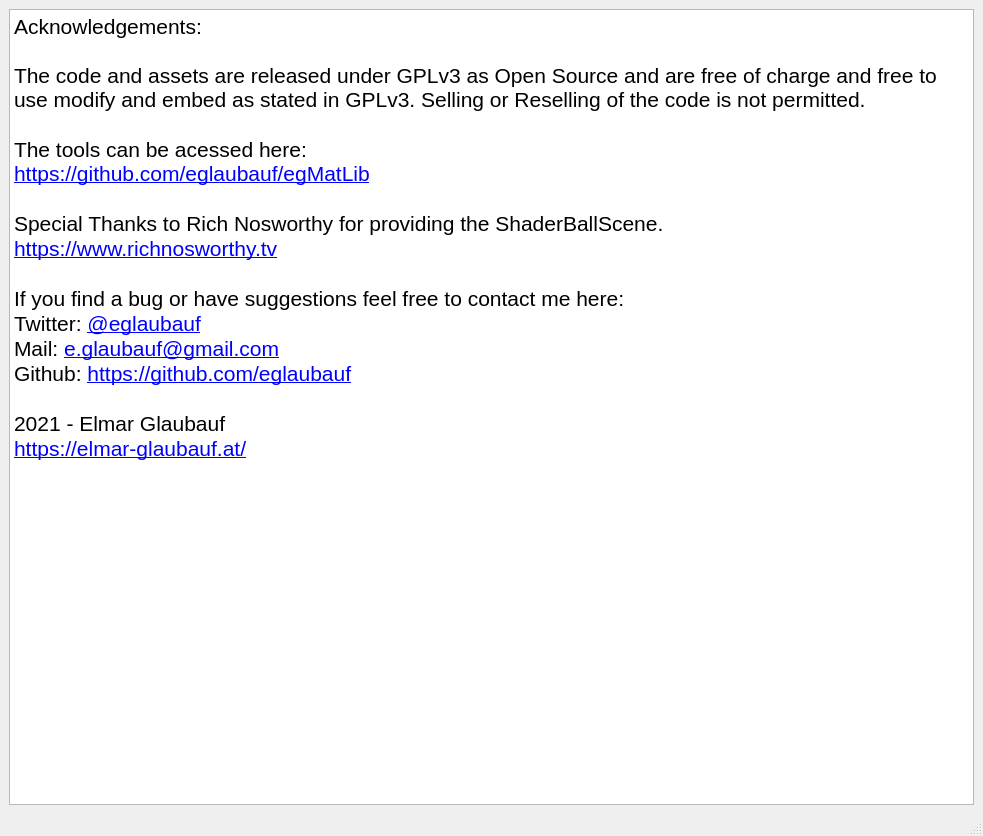
Above: python3.7libs/About.ui from eglaubauf/egMatLib before the change. Below: the same form after it.
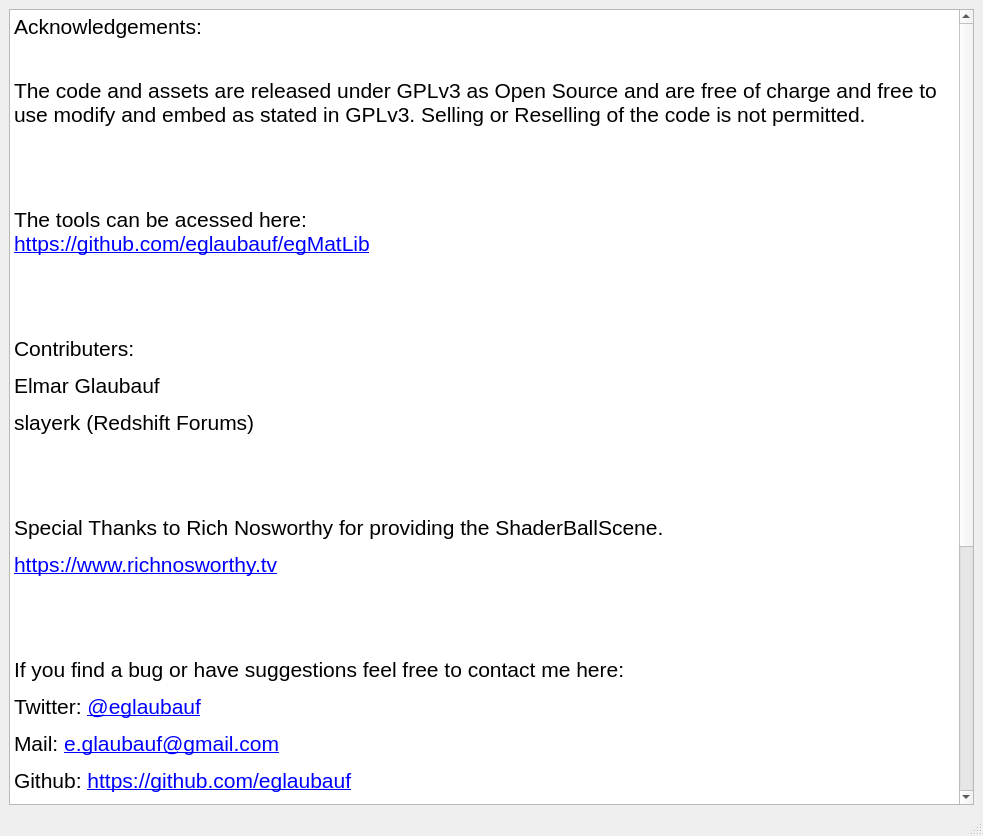
That is the form after the change.

Commit message: initial support of custom interfaces, cleanup,...

```diff
--- a/python3.7libs/About.ui
+++ b/python3.7libs/About.ui
@@ -49,27 +49,29 @@
            <string>&lt;!DOCTYPE HTML PUBLIC &quot;-//W3C//DTD HTML 4.0//EN&quot; &quot;http://www.w3.org/TR/REC-html40/strict.dtd&quot;&gt;
 &lt;html&gt;&lt;head&gt;&lt;meta name=&quot;qrichtext&quot; content=&quot;1&quot; /&gt;&lt;style type=&quot;text/css&quot;&gt;
 p, li { white-space: pre-wrap; }
-&lt;/style&gt;&lt;/head&gt;&lt;body style=&quot; font-family:'Lato'; font-size:16pt; font-weight:400; font-style:normal;&quot;&gt;
-&lt;p style=&quot; margin-top:0px; margin-bottom:0px; margin-left:0px; margin-right:0px; -qt-block-indent:0; text-indent:0px;&quot;&gt;Acknowledgements:&lt;br /&gt;&lt;/p&gt;
-&lt;p style=&quot; margin-top:0px; margin-bottom:0px; margin-left:0px; margin-right:0px; -qt-block-indent:0; text-indent:0px;&quot;&gt;The code and assets are released under GPLv3 as Open Source and are free of charge and free to use modify and embed as stated in GPLv3. Selling or Reselling of the code is not permitted. &lt;/p&gt;
-&lt;p style=&quot;-qt-paragraph-type:empty; margin-top:0px; margin-bottom:0px; margin-left:0px; margin-right:0px; -qt-block-indent:0; text-indent:0px;&quot;&gt;&lt;br /&gt;&lt;/p&gt;
-&lt;p style=&quot; margin-top:0px; margin-bottom:0px; margin-left:0px; margin-right:0px; -qt-block-indent:0; text-indent:0px;&quot;&gt;The tools can be acessed here:&lt;br /&gt;&lt;a href=&quot;https://github.com/eglaubauf/egMatLib&quot;&gt;&lt;span style=&quot; text-decoration: underline; color:#0000ff;&quot;&gt;https://github.com/eglaubauf/egMatLib&lt;/span&gt;&lt;/a&gt;&lt;/p&gt;
-&lt;p style=&quot;-qt-paragraph-type:empty; margin-top:0px; margin-bottom:0px; margin-left:0px; margin-right:0px; -qt-block-indent:0; text-indent:0px; text-decoration: underline; color:#0000ff;&quot;&gt;&lt;br /&gt;&lt;/p&gt;
-&lt;p style=&quot; margin-top:0px; margin-bottom:0px; margin-left:0px; margin-right:0px; -qt-block-indent:0; text-indent:0px;&quot;&gt;Special Thanks to Rich Nosworthy for providing the ShaderBallScene. &lt;/p&gt;
-&lt;p style=&quot; margin-top:0px; margin-bottom:0px; margin-left:0px; margin-right:0px; -qt-block-indent:0; text-indent:0px;&quot;&gt;&lt;a href=&quot;https://www.richnosworthy.tv&quot;&gt;&lt;span style=&quot; text-decoration: underline; color:#0000ff;&quot;&gt;https://www.richnosworthy.tv&lt;/span&gt;&lt;/a&gt;&lt;/p&gt;
-&lt;p style=&quot;-qt-paragraph-type:empty; margin-top:0px; margin-bottom:0px; margin-left:0px; margin-right:0px; -qt-block-indent:0; text-indent:0px;&quot;&gt;&lt;br /&gt;&lt;/p&gt;
-&lt;p style=&quot; margin-top:0px; margin-bottom:0px; margin-left:0px; margin-right:0px; -qt-block-indent:0; text-indent:0px;&quot;&gt;If you find a bug or have suggestions feel free to contact me here:&lt;/p&gt;
-&lt;p style=&quot; margin-top:0px; margin-bottom:0px; margin-left:0px; margin-right:0px; -qt-block-indent:0; text-indent:0px;&quot;&gt;Twitter: &lt;a href=&quot;https://twitter.com/eglaubauf&quot;&gt;&lt;span style=&quot; text-decoration: underline; color:#0000ff;&quot;&gt;@eglaubauf&lt;/span&gt;&lt;/a&gt;&lt;/p&gt;
-&lt;p style=&quot; margin-top:0px; margin-bottom:0px; margin-left:0px; margin-right:0px; -qt-block-indent:0; text-indent:0px;&quot;&gt;Mail: &lt;a href=&quot;mailto:e.glaubauf@gmail.com&quot;&gt;&lt;span style=&quot; text-decoration: underline; color:#0000ff;&quot;&gt;e.glaubauf@gmail.com&lt;/span&gt;&lt;/a&gt;&lt;/p&gt;
-&lt;p style=&quot; margin-top:0px; margin-bottom:0px; margin-left:0px; margin-right:0px; -qt-block-indent:0; text-indent:0px;&quot;&gt;Github: &lt;a href=&quot;https://github.com/eglaubauf&quot;&gt;&lt;span style=&quot; text-decoration: underline; color:#0000ff;&quot;&gt;https://github.com/eglaubauf&lt;/span&gt;&lt;/a&gt;&lt;/p&gt;
-&lt;p style=&quot;-qt-paragraph-type:empty; margin-top:0px; margin-bottom:0px; margin-left:0px; margin-right:0px; -qt-block-indent:0; text-indent:0px;&quot;&gt;&lt;br /&gt;&lt;/p&gt;
-&lt;p style=&quot; margin-top:0px; margin-bottom:0px; margin-left:0px; margin-right:0px; -qt-block-indent:0; text-indent:0px;&quot;&gt;2021 - Elmar Glaubauf&lt;/p&gt;
-&lt;p style=&quot; margin-top:0px; margin-bottom:0px; margin-left:0px; margin-right:0px; -qt-block-indent:0; text-indent:0px;&quot;&gt;&lt;a href=&quot;https://elmar-glaubauf.at/&quot;&gt;&lt;span style=&quot; text-decoration: underline; color:#0000ff;&quot;&gt;https://elmar-glaubauf.at/&lt;/span&gt;&lt;/a&gt;&lt;/p&gt;
-&lt;p style=&quot;-qt-paragraph-type:empty; margin-top:0px; margin-bottom:0px; margin-left:0px; margin-right:0px; -qt-block-indent:0; text-indent:0px;&quot;&gt;&lt;br /&gt;&lt;/p&gt;
-&lt;p style=&quot;-qt-paragraph-type:empty; margin-top:0px; margin-bottom:0px; margin-left:0px; margin-right:0px; -qt-block-indent:0; text-indent:0px;&quot;&gt;&lt;br /&gt;&lt;/p&gt;
-&lt;p style=&quot;-qt-paragraph-type:empty; margin-top:0px; margin-bottom:0px; margin-left:0px; margin-right:0px; -qt-block-indent:0; text-indent:0px;&quot;&gt;&lt;br /&gt;&lt;/p&gt;
-&lt;p style=&quot;-qt-paragraph-type:empty; margin-top:0px; margin-bottom:0px; margin-left:0px; margin-right:0px; -qt-block-indent:0; text-indent:0px;&quot;&gt;&lt;br /&gt;&lt;/p&gt;
-&lt;p style=&quot;-qt-paragraph-type:empty; margin-top:0px; margin-bottom:0px; margin-left:0px; margin-right:0px; -qt-block-indent:0; text-indent:0px;&quot;&gt;&lt;br /&gt;&lt;/p&gt;&lt;/body&gt;&lt;/html&gt;</string>
+&lt;/style&gt;&lt;/head&gt;&lt;body style=&quot; font-family:'Lato'; font-size:18pt; font-weight:400; font-style:normal;&quot;&gt;
+&lt;p style=&quot; margin-top:12px; margin-bottom:12px; margin-left:0px; margin-right:0px; -qt-block-indent:0; text-indent:0px;&quot;&gt;&lt;span style=&quot; font-size:16pt;&quot;&gt;Acknowledgements:&lt;br /&gt;&lt;/span&gt;&lt;/p&gt;
+&lt;p style=&quot; margin-top:12px; margin-bottom:12px; margin-left:0px; margin-right:0px; -qt-block-indent:0; text-indent:0px;&quot;&gt;&lt;span style=&quot; font-size:16pt;&quot;&gt;The code and assets are released under GPLv3 as Open Source and are free of charge and free to use modify and embed as stated in GPLv3. Selling or Reselling of the code is not permitted. &lt;/span&gt;&lt;/p&gt;
+&lt;p style=&quot; margin-top:12px; margin-bottom:12px; margin-left:0px; margin-right:0px; -qt-block-indent:0; text-indent:0px;&quot;&gt;&lt;br /&gt;&lt;/p&gt;
+&lt;p style=&quot; margin-top:12px; margin-bottom:12px; margin-left:0px; margin-right:0px; -qt-block-indent:0; text-indent:0px;&quot;&gt;&lt;span style=&quot; font-size:16pt;&quot;&gt;The tools can be acessed here:&lt;br /&gt;&lt;/span&gt;&lt;a href=&quot;https://github.com/eglaubauf/egMatLib&quot;&gt;&lt;span style=&quot; font-size:16pt; text-decoration: underline; color:#0000ff;&quot;&gt;https://github.com/eglaubauf/egMatLib&lt;/span&gt;&lt;/a&gt;&lt;/p&gt;
+&lt;p style=&quot; margin-top:12px; margin-bottom:12px; margin-left:0px; margin-right:0px; -qt-block-indent:0; text-indent:0px;&quot;&gt;&lt;br /&gt;&lt;/p&gt;
+&lt;p style=&quot; margin-top:12px; margin-bottom:12px; margin-left:0px; margin-right:0px; -qt-block-indent:0; text-indent:0px;&quot;&gt;&lt;span style=&quot; font-size:16pt;&quot;&gt;Contributers:&lt;/span&gt;&lt;/p&gt;
+&lt;p style=&quot; margin-top:12px; margin-bottom:12px; margin-left:0px; margin-right:0px; -qt-block-indent:0; text-indent:0px;&quot;&gt;&lt;span style=&quot; font-size:16pt;&quot;&gt;Elmar Glaubauf&lt;/span&gt;&lt;/p&gt;
+&lt;p style=&quot; margin-top:12px; margin-bottom:12px; margin-left:0px; margin-right:0px; -qt-block-indent:0; text-indent:0px;&quot;&gt;&lt;span style=&quot; font-size:16pt;&quot;&gt;slayerk (Redshift Forums)&lt;/span&gt;&lt;/p&gt;
+&lt;p style=&quot; margin-top:12px; margin-bottom:12px; margin-left:0px; margin-right:0px; -qt-block-indent:0; text-indent:0px;&quot;&gt;&lt;br /&gt;&lt;/p&gt;
+&lt;p style=&quot; margin-top:12px; margin-bottom:12px; margin-left:0px; margin-right:0px; -qt-block-indent:0; text-indent:0px;&quot;&gt;&lt;span style=&quot; font-size:16pt;&quot;&gt;Special Thanks to Rich Nosworthy for providing the ShaderBallScene. &lt;/span&gt;&lt;/p&gt;
+&lt;p style=&quot; margin-top:12px; margin-bottom:12px; margin-left:0px; margin-right:0px; -qt-block-indent:0; text-indent:0px;&quot;&gt;&lt;a href=&quot;https://www.richnosworthy.tv&quot;&gt;&lt;span style=&quot; font-size:16pt; text-decoration: underline; color:#0000ff;&quot;&gt;https://www.richnosworthy.tv&lt;/span&gt;&lt;/a&gt;&lt;/p&gt;
+&lt;p style=&quot; margin-top:12px; margin-bottom:12px; margin-left:0px; margin-right:0px; -qt-block-indent:0; text-indent:0px;&quot;&gt;&lt;br /&gt;&lt;/p&gt;
+&lt;p style=&quot; margin-top:12px; margin-bottom:12px; margin-left:0px; margin-right:0px; -qt-block-indent:0; text-indent:0px;&quot;&gt;&lt;span style=&quot; font-size:16pt;&quot;&gt;If you find a bug or have suggestions feel free to contact me here:&lt;/span&gt;&lt;/p&gt;
+&lt;p style=&quot; margin-top:12px; margin-bottom:12px; margin-left:0px; margin-right:0px; -qt-block-indent:0; text-indent:0px;&quot;&gt;&lt;span style=&quot; font-size:16pt;&quot;&gt;Twitter: &lt;/span&gt;&lt;a href=&quot;https://twitter.com/eglaubauf&quot;&gt;&lt;span style=&quot; font-size:16pt; text-decoration: underline; color:#0000ff;&quot;&gt;@eglaubauf&lt;/span&gt;&lt;/a&gt;&lt;/p&gt;
+&lt;p style=&quot; margin-top:12px; margin-bottom:12px; margin-left:0px; margin-right:0px; -qt-block-indent:0; text-indent:0px;&quot;&gt;&lt;span style=&quot; font-size:16pt;&quot;&gt;Mail: &lt;/span&gt;&lt;a href=&quot;mailto:e.glaubauf@gmail.com&quot;&gt;&lt;span style=&quot; font-size:16pt; text-decoration: underline; color:#0000ff;&quot;&gt;e.glaubauf@gmail.com&lt;/span&gt;&lt;/a&gt;&lt;/p&gt;
+&lt;p style=&quot; margin-top:12px; margin-bottom:12px; margin-left:0px; margin-right:0px; -qt-block-indent:0; text-indent:0px;&quot;&gt;&lt;span style=&quot; font-size:16pt;&quot;&gt;Github: &lt;/span&gt;&lt;a href=&quot;https://github.com/eglaubauf&quot;&gt;&lt;span style=&quot; font-size:16pt; text-decoration: underline; color:#0000ff;&quot;&gt;https://github.com/eglaubauf&lt;/span&gt;&lt;/a&gt;&lt;/p&gt;
+&lt;p style=&quot; margin-top:12px; margin-bottom:12px; margin-left:0px; margin-right:0px; -qt-block-indent:0; text-indent:0px;&quot;&gt;&lt;span style=&quot; font-size:16pt;&quot;&gt;Web: &lt;/span&gt;&lt;a href=&quot;https://elmar-glaubauf.at/&quot;&gt;&lt;span style=&quot; font-size:16pt; text-decoration: underline; color:#0000ff;&quot;&gt;https://elmar-glaubauf.at/&lt;/span&gt;&lt;/a&gt;&lt;/p&gt;
+&lt;p style=&quot; margin-top:12px; margin-bottom:12px; margin-left:0px; margin-right:0px; -qt-block-indent:0; text-indent:0px;&quot;&gt;&lt;br /&gt;&lt;/p&gt;
+&lt;p style=&quot; margin-top:12px; margin-bottom:12px; margin-left:0px; margin-right:0px; -qt-block-indent:0; text-indent:0px;&quot;&gt;&lt;br /&gt;&lt;/p&gt;
+&lt;p style=&quot; margin-top:12px; margin-bottom:12px; margin-left:0px; margin-right:0px; -qt-block-indent:0; text-indent:0px;&quot;&gt;&lt;br /&gt;&lt;/p&gt;
+&lt;p style=&quot; margin-top:12px; margin-bottom:12px; margin-left:0px; margin-right:0px; -qt-block-indent:0; text-indent:0px;&quot;&gt;&lt;br /&gt;&lt;/p&gt;
+&lt;p style=&quot; margin-top:12px; margin-bottom:12px; margin-left:0px; margin-right:0px; -qt-block-indent:0; text-indent:0px;&quot;&gt;&lt;br /&gt;&lt;/p&gt;&lt;/body&gt;&lt;/html&gt;</string>
           </property>
          </widget>
         </item>
```
The commit also changes 6 other files.
